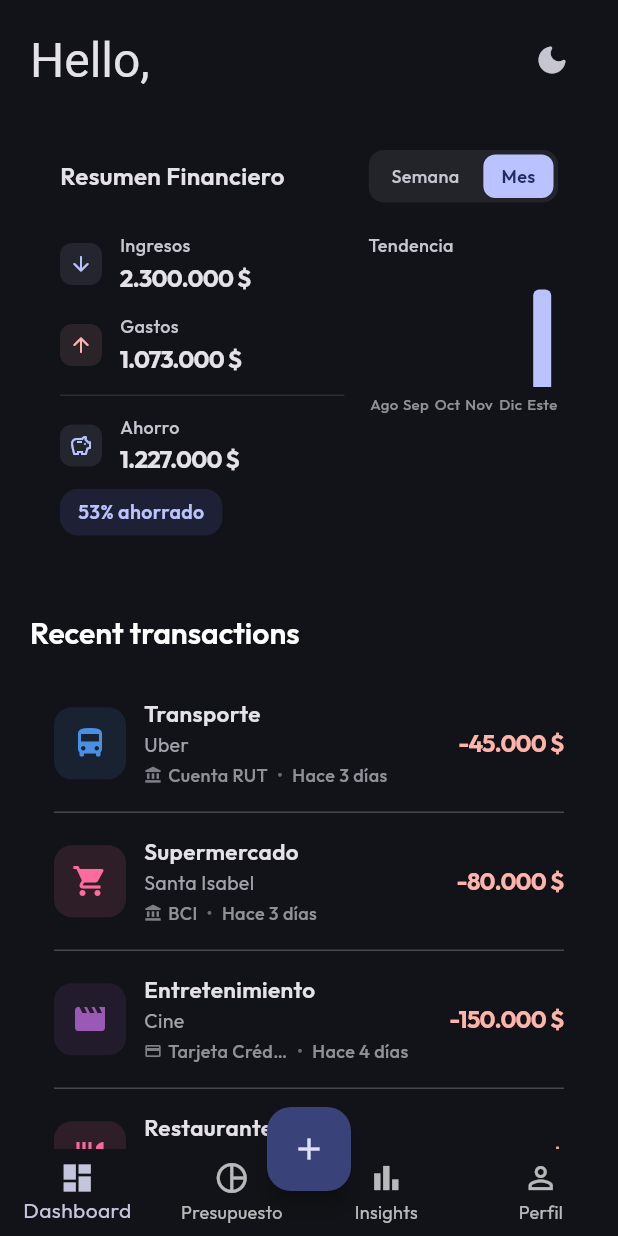
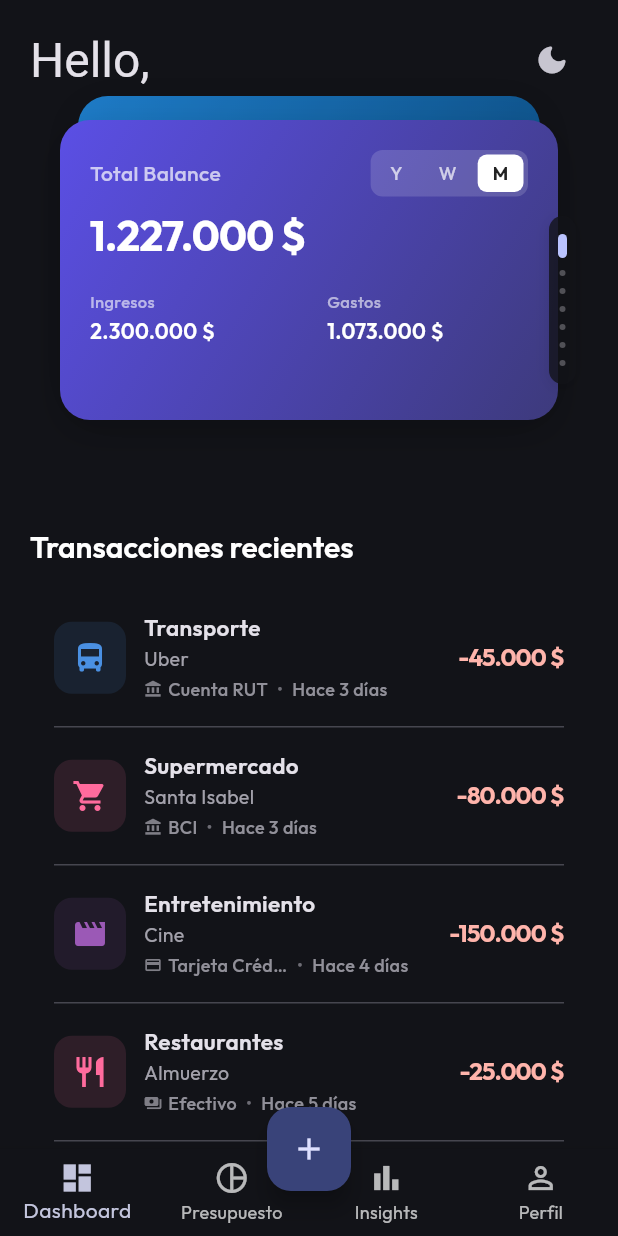
Before and after one commit to SebasUrbina/finapp, a Flutter app: the screen it shows after launch, after a tap on the "light mode" icon, on a phone screen of 412 x 824 dp. Run offline on Flutter 3.47's test engine with Material 3 defaults, Android fonts, the phone set to English and light mode, and no system bars; drawn by our look-alikes of fl_chart; our stand-ins replace flutter_riverpod, google_fonts.

Commit message:
✨ feat: se actualiza vista dashboard.  Se agrega deck vertical de cuentas

```diff
--- a/lib/features/dashboard/dashboard_controller.dart
+++ b/lib/features/dashboard/dashboard_controller.dart
@@ -28,6 +28,10 @@ class DashboardController extends StateNotifier<DashboardState> {
     state = state.copyWith(selectedDate: date);
   }
 
+  void setSelectedAccount(String? accountId) {
+    state = state.copyWith(selectedAccountId: accountId);
+  }
+
   /// Refresh data from repository
   void refresh() {
     state = state.copyWith(
@@ -43,7 +47,14 @@ class DashboardController extends StateNotifier<DashboardState> {
   DateTimeRange get periodRange {
     final date = state.selectedDate;
 
-    if (state.period == PeriodFilter.week) {
+    switch (state.period) {
+      case PeriodFilter.year:
+        // Get the year
+        final firstDay = DateTime(date.year, 1, 1);
+        final lastDay = DateTime(date.year, 12, 31, 23, 59, 59);
+        return DateTimeRange(start: firstDay, end: lastDay);
+
+      case PeriodFilter.week:
         // Get the week (Monday to Sunday)
         final weekday = date.weekday;
         final monday = date.subtract(Duration(days: weekday - 1));
@@ -52,7 +63,8 @@ class DashboardController extends StateNotifier<DashboardState> {
           start: DateTime(monday.year, monday.month, monday.day),
           end: DateTime(sunday.year, sunday.month, sunday.day, 23, 59, 59),
         );
-    } else {
+
+      case PeriodFilter.month:
         // Get the month
         final firstDay = DateTime(date.year, date.month, 1);
         final lastDay = DateTime(date.year, date.month + 1, 0, 23, 59, 59);
@@ -60,13 +72,21 @@ class DashboardController extends StateNotifier<DashboardState> {
     }
   }
 
-  /// Get transactions filtered by current period
+  /// Get transactions filtered by current period and selected account
   List<Transaction> get filteredTransactions {
     final range = periodRange;
-    return state.transactions.where((t) {
+    var filtered = state.transactions.where((t) {
       return t.date.isAfter(range.start.subtract(const Duration(seconds: 1))) &&
           t.date.isBefore(range.end.add(const Duration(seconds: 1)));
-    }).toList()..sort((a, b) => b.date.compareTo(a.date)); // Most recent first
+    });
+
+    // Filter by account if one is selected
+    if (state.selectedAccountId != null) {
+      filtered = filtered.where((t) => t.accountId == state.selectedAccountId);
+    }
+
+    return filtered.toList()
+      ..sort((a, b) => b.date.compareTo(a.date)); // Most recent first
   }
 
   /// Total income for the period
--- a/lib/features/dashboard/dashboard_screen.dart
+++ b/lib/features/dashboard/dashboard_screen.dart
@@ -2,8 +2,7 @@ import 'package:finapp/features/dashboard/providers/dashboard_provider.dart';
 import 'package:finapp/features/dashboard/widgets/dark_mode_switcher.dart';
 import 'package:finapp/features/dashboard/widgets/transaction_list_item.dart';
 import 'package:finapp/features/dashboard/widgets/category_expense_item.dart';
-import 'package:finapp/features/dashboard/widgets/financial_summary_card.dart';
-import 'package:finapp/features/dashboard/widgets/account_card.dart';
+import 'package:finapp/features/dashboard/widgets/account_card_stack.dart';
 import 'package:flutter/material.dart';
 import 'package:flutter_riverpod/flutter_riverpod.dart';
 
@@ -35,30 +34,27 @@ class DashboardScreen extends ConsumerWidget {
               ),
               const SizedBox(height: 16),
 
-              // Financial Summary Card with integrated period toggle
-              FinancialSummaryCard(
+              // Account Card Stack (swipeable cards)
+              AccountCardStack(
                 controller: controller,
+                accounts: state.accounts,
+                selectedAccountId: state.selectedAccountId,
                 selectedPeriod: state.period,
+                onAccountChanged: controller.setSelectedAccount,
                 onPeriodChanged: controller.setPeriod,
               ),
               const SizedBox(height: 32),
 
               // Recent Transactions
-              _buildSectionHeader(context, 'Recent transactions'),
+              _buildSectionHeader(context, 'Transacciones recientes'),
               const SizedBox(height: 16),
               _buildRecentTransactions(context, controller),
               const SizedBox(height: 32),
 
               // Expenses by Category
-              _buildSectionHeader(context, 'Expenses by category'),
+              _buildSectionHeader(context, 'Gastos por categoría'),
               const SizedBox(height: 16),
               _buildExpensesByCategory(context, controller),
-              const SizedBox(height: 32),
-
-              // Accounts
-              _buildSectionHeader(context, 'Your accounts'),
-              const SizedBox(height: 16),
-              _buildAccounts(controller),
               const SizedBox(height: 24),
             ],
           ),
@@ -176,19 +172,6 @@ class DashboardScreen extends ConsumerWidget {
     );
   }
 
-  Widget _buildAccounts(dynamic controller) {
-    final accounts = controller.state.accounts;
-
-    return Column(
-      children: (accounts as List).map<Widget>((account) {
-        return Padding(
-          padding: const EdgeInsets.only(bottom: 12),
-          child: AccountCard(account: account),
-        );
-      }).toList(),
-    );
-  }
-
   Widget _buildEmptyState(BuildContext context, String message) {
     final colors = Theme.of(context).colorScheme;
     return Container(
--- a/lib/features/dashboard/dashboard_state.dart
+++ b/lib/features/dashboard/dashboard_state.dart
@@ -1,10 +1,11 @@
 import 'package:finapp/domain/models/finance_models.dart';
 
-enum PeriodFilter { week, month }
+enum PeriodFilter { year, week, month }
 
 class DashboardState {
   final PeriodFilter period;
   final DateTime selectedDate;
+  final String? selectedAccountId; // null = "General" (todas las cuentas)
   final List<Transaction> transactions;
   final List<Account> accounts;
   final List<Category> categories;
@@ -12,6 +13,7 @@ class DashboardState {
   const DashboardState({
     required this.period,
     required this.selectedDate,
+    this.selectedAccountId,
     required this.transactions,
     required this.accounts,
     required this.categories,
@@ -20,6 +22,7 @@ class DashboardState {
   DashboardState copyWith({
     PeriodFilter? period,
     DateTime? selectedDate,
+    String? selectedAccountId,
     List<Transaction>? transactions,
     List<Account>? accounts,
     List<Category>? categories,
@@ -27,6 +30,7 @@ class DashboardState {
     return DashboardState(
       period: period ?? this.period,
       selectedDate: selectedDate ?? this.selectedDate,
+      selectedAccountId: selectedAccountId ?? this.selectedAccountId,
       transactions: transactions ?? this.transactions,
       accounts: accounts ?? this.accounts,
       categories: categories ?? this.categories,
--- a/lib/features/dashboard/widgets/account_card.dart
+++ b/lib/features/dashboard/widgets/account_card.dart
@@ -1,84 +1,131 @@
 import 'package:finapp/domain/models/finance_models.dart';
+import 'package:finapp/features/dashboard/dashboard_state.dart';
 import 'package:flutter/material.dart';
 import 'package:intl/intl.dart';
 
 class AccountCard extends StatelessWidget {
-  final Account account;
+  final Account? account; // null = "General" card
+  final Money balance;
+  final Money income;
+  final Money expenses;
+  final PeriodFilter selectedPeriod;
+  final ValueChanged<PeriodFilter> onPeriodChanged;
 
-  const AccountCard({super.key, required this.account});
+  const AccountCard({
+    super.key,
+    this.account,
+    required this.balance,
+    required this.income,
+    required this.expenses,
+    required this.selectedPeriod,
+    required this.onPeriodChanged,
+  });
 
   @override
   Widget build(BuildContext context) {
-    final theme = Theme.of(context);
-    final colors = theme.colorScheme;
     final currencyFormat = NumberFormat.currency(
       symbol: r'$',
       decimalDigits: 0,
       locale: 'es_CL',
     );
 
-    final isNegative = account.balance.cents < 0;
+    // Determine card gradient based on account
+    final gradient = _getCardGradient(context);
+    final isGeneral = account == null;
 
     return Container(
-      padding: const EdgeInsets.all(20),
+      height: 200,
+      margin: const EdgeInsets.symmetric(horizontal: 20),
       decoration: BoxDecoration(
-        color: colors.surface,
-        borderRadius: BorderRadius.circular(16),
+        gradient: gradient,
+        borderRadius: BorderRadius.circular(20),
         boxShadow: [
           BoxShadow(
-            color: Colors.black.withValues(alpha: 0.04),
+            color: Colors.black.withValues(alpha: 0.15),
             blurRadius: 20,
-            offset: const Offset(0, 4),
+            offset: const Offset(0, 8),
           ),
         ],
       ),
-      child: Row(
+      child: Stack(
         children: [
-          // Icon
-          Container(
-            width: 48,
-            height: 48,
-            decoration: BoxDecoration(
-              color: (account.color ?? colors.primary).withValues(alpha: 0.1),
-              borderRadius: BorderRadius.circular(12),
-            ),
-            child: Icon(
-              account.icon ?? Icons.account_balance_wallet,
-              color: account.color ?? colors.primary,
-              size: 24,
-            ),
-          ),
-          const SizedBox(width: 16),
-
-          // Account name and type
-          Expanded(
+          // Main content
+          Padding(
+            padding: const EdgeInsets.all(20),
             child: Column(
+              mainAxisSize: MainAxisSize.min,
               crossAxisAlignment: CrossAxisAlignment.start,
               children: [
+                // Header row with title and period selector
+                Row(
+                  mainAxisAlignment: MainAxisAlignment.spaceBetween,
+                  children: [
+                    Text(
+                      isGeneral ? 'Total Balance' : account!.name,
+                      style: const TextStyle(
+                        color: Colors.white70,
+                        fontSize: 14,
+                        fontWeight: FontWeight.w500,
+                      ),
+                    ),
+                    _buildPeriodSelector(context),
+                  ],
+                ),
+                const SizedBox(height: 6),
+
+                // Balance
                 Text(
-                  account.name,
-                  style: TextStyle(
-                    color: colors.onSurface,
-                    fontSize: 15,
-                    fontWeight: FontWeight.w600,
+                  currencyFormat.format(balance.value),
+                  style: const TextStyle(
+                    color: Colors.white,
+                    fontSize: 28,
+                    fontWeight: FontWeight.bold,
+                    letterSpacing: -0.5,
                   ),
                 ),
-                const SizedBox(height: 2),
-                Text(
-                  _getAccountTypeLabel(account.type),
-                  style: TextStyle(color: colors.onSurface, fontSize: 13),
+
+                const SizedBox(height: 16),
+
+                // Income and Expenses row
+                Row(
+                  children: [
+                    Expanded(
+                      child: _buildStatItem(
+                        'Ingresos',
+                        currencyFormat.format(income.value),
+                      ),
+                    ),
+                    const SizedBox(width: 24),
+                    Expanded(
+                      child: _buildStatItem(
+                        'Gastos',
+                        currencyFormat.format(expenses.value),
+                      ),
+                    ),
+                  ],
                 ),
+
+                if (!isGeneral) ...[
+                  // Account icon/logo
+                  Row(
+                    mainAxisAlignment: MainAxisAlignment.end,
+                    children: [
+                      Container(
+                        padding: const EdgeInsets.all(4),
+                        decoration: BoxDecoration(
+                          color: Colors.white.withValues(alpha: 0.2),
+                          borderRadius: BorderRadius.circular(6),
+                        ),
+                        child: Icon(
+                          account!.icon ?? Icons.account_balance_wallet,
+                          color: Colors.white,
+                          size: 20,
+                        ),
+                      ),
+                    ],
+                  ),
+                ],
               ],
-            ),
-          ),
-
-          // Balance
-          Text(
-            currencyFormat.format(account.balance.value),
-            style: TextStyle(
-              color: isNegative ? colors.error : colors.primary,
-              fontSize: 16,
-              fontWeight: FontWeight.bold,
             ),
           ),
         ],
@@ -86,22 +133,95 @@ class AccountCard extends StatelessWidget {
     );
   }
 
-  String _getAccountTypeLabel(AccountType type) {
-    switch (type) {
-      case AccountType.checking:
-        return 'Checking Account';
-      case AccountType.debit:
-        return 'Debit';
-      case AccountType.creditCard:
-        return 'Credit Card';
-      case AccountType.cash:
-        return 'Cash';
-      case AccountType.digitalWallet:
-        return 'Digital Wallet';
-      case AccountType.savings:
-        return 'Savings';
-      case AccountType.investment:
-        return 'Investment';
+  Widget _buildStatItem(String label, String value) {
+    return Column(
+      crossAxisAlignment: CrossAxisAlignment.start,
+      children: [
+        Text(
+          label,
+          style: const TextStyle(
+            color: Colors.white60,
+            fontSize: 11,
+            fontWeight: FontWeight.w500,
+          ),
+        ),
+        const SizedBox(height: 2),
+        Text(
+          value,
+          style: const TextStyle(
+            color: Colors.white,
+            fontSize: 14,
+            fontWeight: FontWeight.w600,
+          ),
+        ),
+      ],
+    );
+  }
+
+  Widget _buildPeriodSelector(BuildContext context) {
+    return Container(
+      padding: const EdgeInsets.all(3),
+      decoration: BoxDecoration(
+        color: Colors.white.withValues(alpha: 0.15),
+        borderRadius: BorderRadius.circular(8),
+      ),
+      child: Row(
+        mainAxisSize: MainAxisSize.min,
+        children: [
+          _buildPeriodButton('Y', PeriodFilter.year),
+          const SizedBox(width: 4),
+          _buildPeriodButton('W', PeriodFilter.week),
+          const SizedBox(width: 4),
+          _buildPeriodButton('M', PeriodFilter.month),
+        ],
+      ),
+    );
+  }
+
+  Widget _buildPeriodButton(String label, PeriodFilter period) {
+    final isSelected = selectedPeriod == period;
+
+    return GestureDetector(
+      onTap: () => onPeriodChanged(period),
+      child: Container(
+        padding: const EdgeInsets.symmetric(horizontal: 10, vertical: 4),
+        decoration: BoxDecoration(
+          color: isSelected ? Colors.white : Colors.transparent,
+          borderRadius: BorderRadius.circular(6),
+        ),
+        child: Text(
+          label,
+          style: TextStyle(
+            color: isSelected ? Colors.black87 : Colors.white70,
+            fontSize: 12,
+            fontWeight: isSelected ? FontWeight.w700 : FontWeight.w500,
+          ),
+        ),
+      ),
+    );
+  }
+
+  LinearGradient _getCardGradient(BuildContext context) {
+    final colors = Theme.of(context).colorScheme;
+
+    if (account == null) {
+      // General card - purple/blue gradient
+      return const LinearGradient(
+        begin: Alignment.topLeft,
+        end: Alignment.bottomRight,
+        colors: [Color(0xFF5B4FE5), Color(0xFF3D3A7C)],
+      );
     }
+
+    // Account-specific gradient based on account color
+    final accountColor = account!.color ?? colors.primary;
+    return LinearGradient(
+      begin: Alignment.topLeft,
+      end: Alignment.bottomRight,
+      colors: [
+        accountColor,
+        HSLColor.fromColor(accountColor).withLightness(0.3).toColor(),
+      ],
+    );
   }
 }
--- /dev/null
+++ b/lib/features/dashboard/widgets/account_card_stack.dart
@@ -0,0 +1,222 @@
+import 'package:finapp/domain/models/finance_models.dart';
+import 'package:finapp/features/dashboard/dashboard_controller.dart';
+import 'package:finapp/features/dashboard/dashboard_state.dart';
+import 'package:finapp/features/dashboard/widgets/account_card.dart';
+import 'package:flutter/material.dart';
+
+class AccountCardStack extends StatefulWidget {
+  final DashboardController controller;
+  final List<Account> accounts;
+  final String? selectedAccountId;
+  final PeriodFilter selectedPeriod;
+  final ValueChanged<String?> onAccountChanged;
+  final ValueChanged<PeriodFilter> onPeriodChanged;
+
+  const AccountCardStack({
+    super.key,
+    required this.controller,
+    required this.accounts,
+    required this.selectedAccountId,
+    required this.selectedPeriod,
+    required this.onAccountChanged,
+    required this.onPeriodChanged,
+  });
+
+  @override
+  State<AccountCardStack> createState() => _AccountCardStackState();
+}
+
+class _AccountCardStackState extends State<AccountCardStack>
+    with SingleTickerProviderStateMixin {
+  int _currentIndex = 0;
+  double _dragOffset = 0.0;
+  bool _isDragging = false;
+
+  @override
+  Widget build(BuildContext context) {
+    final accounts = widget.accounts;
+    final totalCards = 1 + accounts.length; // General + accounts
+
+    return GestureDetector(
+      onVerticalDragStart: (_) {
+        setState(() {
+          _isDragging = true;
+        });
+      },
+      onVerticalDragUpdate: (details) {
+        setState(() {
+          _dragOffset += details.delta.dy;
+        });
+      },
+      onVerticalDragEnd: (details) {
+        final velocity = details.velocity.pixelsPerSecond.dy;
+
+        // Swipe up to next card
+        if (_dragOffset < -50 || velocity < -500) {
+          _changeCard(_currentIndex + 1);
+        }
+        // Swipe down to previous card
+        else if (_dragOffset > 50 || velocity > 500) {
+          _changeCard(_currentIndex - 1);
+        } else {
+          _resetDrag();
+        }
+      },
+      child: SizedBox(
+        height: 240,
+        child: Stack(
+          clipBehavior: Clip.none,
+          children: [
+            // Only show current card and the next one
+            // Build in reverse order so top card is on top
+            if (_currentIndex < totalCards - 1)
+              _buildStackedCard(_currentIndex + 1, totalCards, accounts),
+            _buildStackedCard(_currentIndex, totalCards, accounts),
+
+            // Vertical pagination indicator
+            _buildPaginationIndicator(totalCards),
+          ],
+        ),
+      ),
+    );
+  }
+
+  Widget _buildStackedCard(int index, int totalCards, List<Account> accounts) {
+    final isCurrentCard = index == _currentIndex;
+    final isNextCard = index == _currentIndex + 1;
+
+    // Calculate position for stacking effect
+    double verticalOffset = 0;
+    double horizontalPadding = 0;
+    double opacity = 1.0;
+
+    if (isNextCard) {
+      // Next card visible at TOP
+      verticalOffset = -16.0;
+      horizontalPadding = 12.0;
+      opacity = 0.8;
+    } else if (isCurrentCard && _isDragging) {
+      // Current card follows drag
+      verticalOffset = _dragOffset * 0.5;
+    }
+
+    return Positioned(
+      top: verticalOffset,
+      left: horizontalPadding,
+      right: horizontalPadding,
+      child: IgnorePointer(
+        ignoring: !isCurrentCard,
+        child: AnimatedOpacity(
+          duration: const Duration(milliseconds: 200),
+          opacity: opacity,
+          child: _buildCard(index, accounts),
+        ),
+      ),
+    );
+  }
+
+  Widget _buildCard(int index, List<Account> accounts) {
+    if (index == 0) {
+      // General card
+      return AccountCard(
+        account: null,
+        balance: widget.controller.balance,
+        income: widget.controller.totalIncome,
+        expenses: widget.controller.totalExpenses,
+        selectedPeriod: widget.selectedPeriod,
+        onPeriodChanged: widget.onPeriodChanged,
+      );
+    } else {
+      // Account-specific card
+      final account = accounts[index - 1];
+      return AccountCard(
+        account: account,
+        balance: account.balance,
+        income: widget.controller.totalIncome,
+        expenses: widget.controller.totalExpenses,
+        selectedPeriod: widget.selectedPeriod,
+        onPeriodChanged: widget.onPeriodChanged,
+      );
+    }
+  }
+
+  void _changeCard(int newIndex) {
+    // Make navigation circular
+    final accounts = widget.accounts;
+    final totalCards = 1 + accounts.length;
+
+    // Wrap around
+    if (newIndex >= totalCards) {
+      newIndex = 0;
+    } else if (newIndex < 0) {
+      newIndex = totalCards - 1;
+    }
+
+    setState(() {
+      _currentIndex = newIndex;
+      _isDragging = false;
+      _dragOffset = 0.0;
+    });
+
+    // Update selected account
+    if (newIndex == 0) {
+      widget.onAccountChanged(null); // General
+    } else {
+      widget.onAccountChanged(accounts[newIndex - 1].id);
+    }
+  }
+
+  void _resetDrag() {
+    setState(() {
+      _isDragging = false;
+      _dragOffset = 0.0;
+    });
+  }
+
+  Widget _buildPaginationIndicator(int totalCards) {
+    return Positioned(
+      right: 8,
+      top: 0,
+      bottom: 0,
+      child: Center(
+        child: Container(
+          padding: const EdgeInsets.symmetric(vertical: 8, horizontal: 6),
+          decoration: BoxDecoration(
+            color: Theme.of(context).colorScheme.surface.withValues(alpha: 0.8),
+            borderRadius: BorderRadius.circular(20),
+            boxShadow: [
+              BoxShadow(
+                color: Colors.black.withValues(alpha: 0.1),
+                blurRadius: 8,
+                offset: const Offset(0, 2),
+              ),
+            ],
+          ),
+          child: Column(
+            mainAxisSize: MainAxisSize.min,
+            children: List.generate(totalCards, (index) {
+              final isActive = index == _currentIndex;
+              return Padding(
+                padding: const EdgeInsets.symmetric(vertical: 4),
+                child: AnimatedContainer(
+                  duration: const Duration(milliseconds: 250),
+                  curve: Curves.easeInOut,
+                  width: isActive ? 6 : 4,
+                  height: isActive ? 16 : 4,
+                  decoration: BoxDecoration(
+                    color: isActive
+                        ? Theme.of(context).colorScheme.primary
+                        : Theme.of(
+                            context,
+                          ).colorScheme.onSurface.withValues(alpha: 0.3),
+                    borderRadius: BorderRadius.circular(4),
+                  ),
+                ),
+              );
+            }),
+          ),
+        ),
+      ),
+    );
+  }
+}
```
Lines whose indentation alone changed are shown as unchanged.
